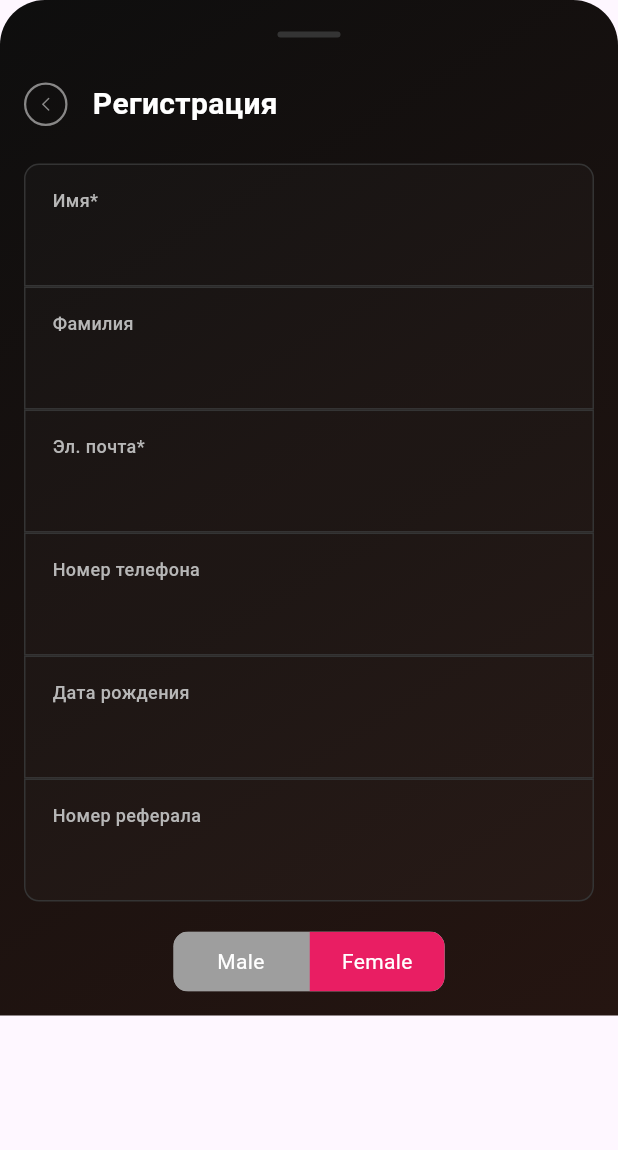
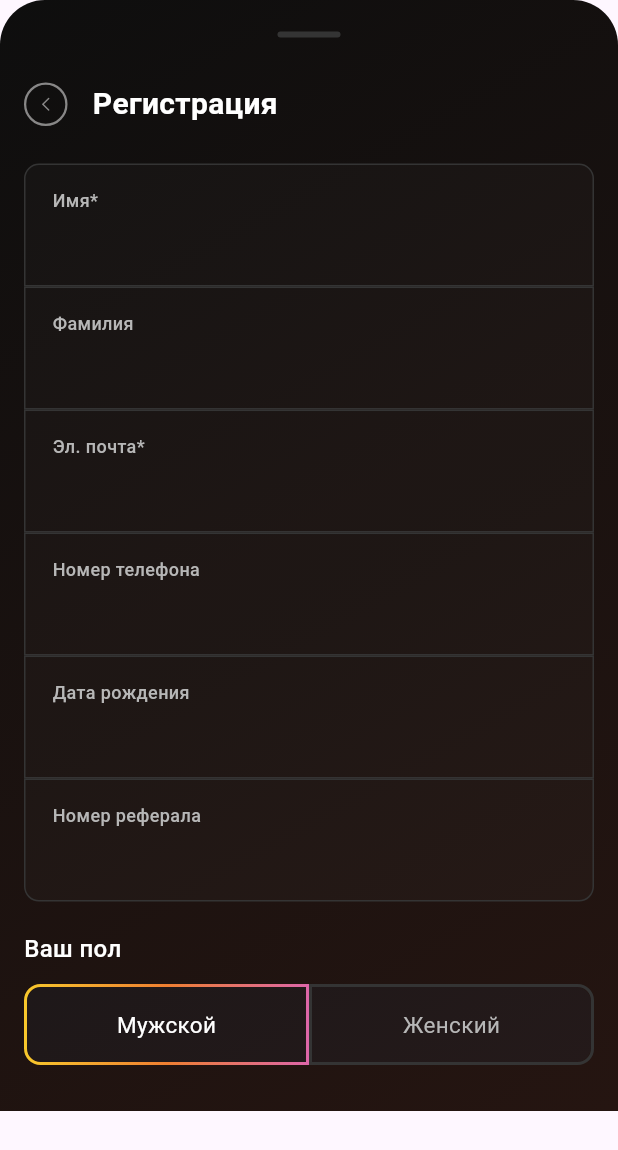
Before and after one commit to SpeedWagon165/cocktails, a Flutter app: the RegistrationPage3 widget shown alone on an empty page, opened directly with empty values, on a phone screen of 412 x 824 dp. Shown: the top 1150 px of the screen. Run offline on Flutter 3.47's test engine with Material 3 defaults, Android fonts, the phone set to English and light mode, and no system bars; drawn by our look-alikes of toggle_switch; our stand-ins replace expandable_page_view, flutter_multi_formatter, flutter_svg, gradient_borders.

Commit message:
Наконец сделал этот ебобаный свич

```diff
--- a/lib/pages/auth/registration_page_3.dart
+++ b/lib/pages/auth/registration_page_3.dart
@@ -3,10 +3,8 @@ import 'package:cocktails/widgets/base_pop_up.dart';
 import 'package:flutter/gestures.dart';
 import 'package:flutter/material.dart';
 import 'package:toggle_switch/toggle_switch.dart';
-
 import '../../widgets/auth/custom_auth_textfield.dart';
-import '../../widgets/auth/custom_registration_button.dart';
-import '../../widgets/auth/text_with_line.dart';
+import '../../widgets/auth/custom_switcher.dart';
 import '../../widgets/custom_button.dart';
 
 class RegistrationPage3 extends StatefulWidget {
@@ -22,8 +20,6 @@ class RegistrationPage3 extends StatefulWidget {
 }
 
 class _RegistrationPage3State extends State<RegistrationPage3> {
-  int _selectedIndex = 0;
-
   @override
   Widget build(BuildContext context) {
     return BasePopup(
@@ -70,22 +66,28 @@ class _RegistrationPage3State extends State<RegistrationPage3> {
           const SizedBox(
             height: 20.0,
           ),
-          ToggleSwitch(
-            minWidth: 90.0,
-            initialLabelIndex: 1,
-            cornerRadius: 10.0,
-            activeFgColor: Colors.white,
-            inactiveBgColor: Colors.grey,
-            inactiveFgColor: Colors.white,
-            totalSwitches: 2,
-            labels: ['Male', 'Female'],
-            activeBgColors: [
-              [Colors.blue],
-              [Colors.pink],
-            ],
-            onToggle: (index) {
-              _selectedIndex = index!;
+          Align(
+            alignment: Alignment.centerLeft,
+            child: Text(
+              'Ваш пол',
+              style: context.textStyles.bodyText16White,
+            ),
+          ),
+          const SizedBox(
+            height: 12,
+          ),
+          const GradientBorderSwitch(),
+          const SizedBox(
+            height: 24,
+          ),
+          CustomButton(
+            text: 'Далее',
+            onPressed: () {
+              widget.pageController.animateToPage(1,
+                  duration: const Duration(milliseconds: 300),
+                  curve: Curves.easeInOut);
             },
+            single: true,
           ),
         ],
       ),
--- /dev/null
+++ b/lib/widgets/auth/custom_switcher.dart
@@ -0,0 +1,82 @@
+import 'package:flutter/cupertino.dart';
+import 'package:flutter/material.dart';
+import 'package:gradient_borders/box_borders/gradient_box_border.dart';
+
+class GradientBorderSwitch extends StatefulWidget {
+  const GradientBorderSwitch({super.key});
+
+  @override
+  GradientBorderSwitchState createState() => GradientBorderSwitchState();
+}
+
+class GradientBorderSwitchState extends State<GradientBorderSwitch> {
+  int _selectedIndex = 0;
+
+  @override
+  Widget build(BuildContext context) {
+    return Row(
+      mainAxisSize: MainAxisSize.min,
+      children: [
+        Expanded(child: _buildButton(0, 'Мужской')),
+        Expanded(child: _buildButton(1, 'Женский')),
+      ],
+    );
+  }
+
+  Widget _buildButton(int index, String text) {
+    return GestureDetector(
+      onTap: () {
+        setState(() {
+          _selectedIndex = index;
+        });
+      },
+      child: Container(
+        decoration: BoxDecoration(
+          borderRadius: BorderRadius.only(
+            topLeft: Radius.circular(index == 0 ? 11 : 0),
+            bottomLeft: Radius.circular(index == 0 ? 11 : 0),
+            topRight: Radius.circular(index == 1 ? 11 : 0),
+            bottomRight: Radius.circular(index == 1 ? 11 : 0),
+          ),
+          border: GradientBoxBorder(
+            gradient: _selectedIndex == index
+                ? const LinearGradient(
+                    colors: [
+                      Color(0xFFF8C82C),
+                      Color(0xFFEF7F31),
+                      Color(0xFFDD66A9),
+                    ],
+                  )
+                : const LinearGradient(
+                    colors: [Color(0xff343434), Color(0xff343434)],
+                  ),
+            width: 2,
+          ),
+        ),
+        child: Container(
+          width: 100,
+          height: 50,
+          alignment: Alignment.center,
+          decoration: BoxDecoration(
+            color: Colors.blue.withOpacity(0.04),
+            borderRadius: BorderRadius.only(
+              topLeft: Radius.circular(index == 0 ? 10 : 0),
+              bottomLeft: Radius.circular(index == 0 ? 10 : 0),
+              topRight: Radius.circular(index == 1 ? 10 : 0),
+              bottomRight: Radius.circular(index == 1 ? 10 : 0),
+            ),
+          ),
+          child: Text(
+            text,
+            style: TextStyle(
+              fontSize: 15,
+              color: _selectedIndex == index
+                  ? Colors.white
+                  : const Color(0xffB7B7B7),
+            ),
+          ),
+        ),
+      ),
+    );
+  }
+}
--- a/pubspec.yaml
+++ b/pubspec.yaml
@@ -48,6 +48,7 @@ dependencies:
   page_transition: ^2.1.0
   flutter_multi_formatter: ^2.1.0
   toggle_switch: ^2.3.0
+  gradient_borders: ^1.0.1
 
 dev_dependencies:
   flutter_test:
```
Also changed, not shown: lib/widgets/auth/user_agreement.dart (added, +54 -0 lines), pubspec.lock.
